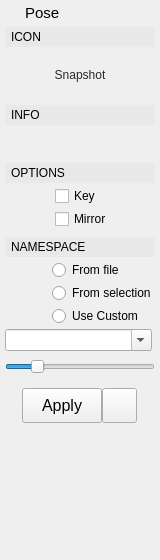
Before: the Qt Designer form src/studiolibrarymaya/resource/ui/PoseLoadWidget.ui in krathjen/studiolibrary, drawn with Qt 5.
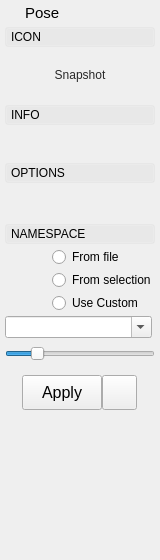
After: the same form once the commit is applied. Icons and pictures are not drawn.

Commit message: Add support for a load schema to the pose item

```diff
--- a/src/studiolibrarymaya/resource/ui/PoseLoadWidget.ui
+++ b/src/studiolibrarymaya/resource/ui/PoseLoadWidget.ui
@@ -567,7 +567,7 @@
       <item>
        <widget class="QFrame" name="optionsToggleBoxFrame">
         <property name="sizePolicy">
-         <sizepolicy hsizetype="Preferred" vsizetype="Expanding">
+         <sizepolicy hsizetype="Preferred" vsizetype="Fixed">
           <horstretch>0</horstretch>
           <verstretch>0</verstretch>
          </sizepolicy>
@@ -598,145 +598,37 @@
           <number>3</number>
          </property>
          <item>
-          <layout class="QHBoxLayout" name="horizontalLayout_4">
-           <property name="spacing">
-            <number>2</number>
+          <widget class="QFrame" name="optionsFrame">
+           <property name="sizePolicy">
+            <sizepolicy hsizetype="Preferred" vsizetype="Expanding">
+             <horstretch>0</horstretch>
+             <verstretch>0</verstretch>
+            </sizepolicy>
            </property>
-           <property name="leftMargin">
-            <number>0</number>
+           <property name="minimumSize">
+            <size>
+             <width>0</width>
+             <height>30</height>
+            </size>
            </property>
-           <property name="topMargin">
-            <number>0</number>
+           <property name="frameShape">
+            <enum>QFrame::NoFrame</enum>
            </property>
-           <item>
-            <widget class="QLabel" name="label_12">
-             <property name="sizePolicy">
-              <sizepolicy hsizetype="Preferred" vsizetype="Preferred">
-               <horstretch>2</horstretch>
-               <verstretch>0</verstretch>
-              </sizepolicy>
-             </property>
-             <property name="minimumSize">
-              <size>
-               <width>40</width>
-               <height>0</height>
-              </size>
-             </property>
-             <property name="maximumSize">
-              <size>
-               <width>16777215</width>
-               <height>16777215</height>
-              </size>
-             </property>
-             <property name="layoutDirection">
-              <enum>Qt::LeftToRight</enum>
-             </property>
-             <property name="text">
-              <string/>
-             </property>
-             <property name="alignment">
-              <set>Qt::AlignRight|Qt::AlignTrailing|Qt::AlignVCenter</set>
-             </property>
-            </widget>
-           </item>
-           <item>
-            <widget class="QCheckBox" name="keyCheckBox">
-             <property name="sizePolicy">
-              <sizepolicy hsizetype="Expanding" vsizetype="Fixed">
-               <horstretch>4</horstretch>
-               <verstretch>0</verstretch>
-              </sizepolicy>
-             </property>
-             <property name="minimumSize">
-              <size>
-               <width>100</width>
-               <height>19</height>
-              </size>
-             </property>
-             <property name="toolTip">
-              <string>Add a key after the pose has been applied</string>
-             </property>
-             <property name="text">
-              <string>Key</string>
-             </property>
-             <property name="checkable">
-              <bool>true</bool>
-             </property>
-             <property name="checked">
-              <bool>false</bool>
-             </property>
-            </widget>
-           </item>
-          </layout>
-         </item>
-         <item>
-          <layout class="QHBoxLayout" name="horizontalLayout_16">
-           <property name="spacing">
-            <number>2</number>
+           <property name="frameShadow">
+            <enum>QFrame::Plain</enum>
            </property>
-           <property name="leftMargin">
+           <property name="lineWidth">
             <number>0</number>
            </property>
-           <property name="topMargin">
-            <number>0</number>
-           </property>
-           <item>
-            <widget class="QLabel" name="label_20">
-             <property name="sizePolicy">
-              <sizepolicy hsizetype="Preferred" vsizetype="Preferred">
-               <horstretch>2</horstretch>
-               <verstretch>0</verstretch>
-              </sizepolicy>
-             </property>
-             <property name="minimumSize">
-              <size>
-               <width>40</width>
-               <height>0</height>
-              </size>
-             </property>
-             <property name="maximumSize">
-              <size>
-               <width>16777215</width>
-               <height>16777215</height>
-              </size>
-             </property>
-             <property name="layoutDirection">
-              <enum>Qt::LeftToRight</enum>
-             </property>
-             <property name="text">
-              <string/>
-             </property>
-             <property name="alignment">
-              <set>Qt::AlignRight|Qt::AlignTrailing|Qt::AlignVCenter</set>
-             </property>
-            </widget>
-           </item>
-           <item>
-            <widget class="QCheckBox" name="mirrorCheckBox">
-             <property name="sizePolicy">
-              <sizepolicy hsizetype="Expanding" vsizetype="Fixed">
-               <horstretch>4</horstretch>
-               <verstretch>0</verstretch>
-              </sizepolicy>
-             </property>
-             <property name="minimumSize">
-              <size>
-               <width>100</width>
-               <height>19</height>
-              </size>
-             </property>
-             <property name="text">
-              <string>Mirror</string>
-             </property>
-             <property name="checkable">
-              <bool>true</bool>
-             </property>
-             <property name="checked">
-              <bool>false</bool>
-             </property>
-            </widget>
-           </item>
-          </layout>
+           <layout class="QVBoxLayout" name="verticalLayout_21">
+            <property name="spacing">
+             <number>0</number>
+            </property>
+            <property name="margin">
+             <number>0</number>
+            </property>
+           </layout>
+          </widget>
          </item>
         </layout>
        </widget>
```
Left out of the diff: 10 changed lines with no effect on the pictures. The commit also changes 5 other files.
